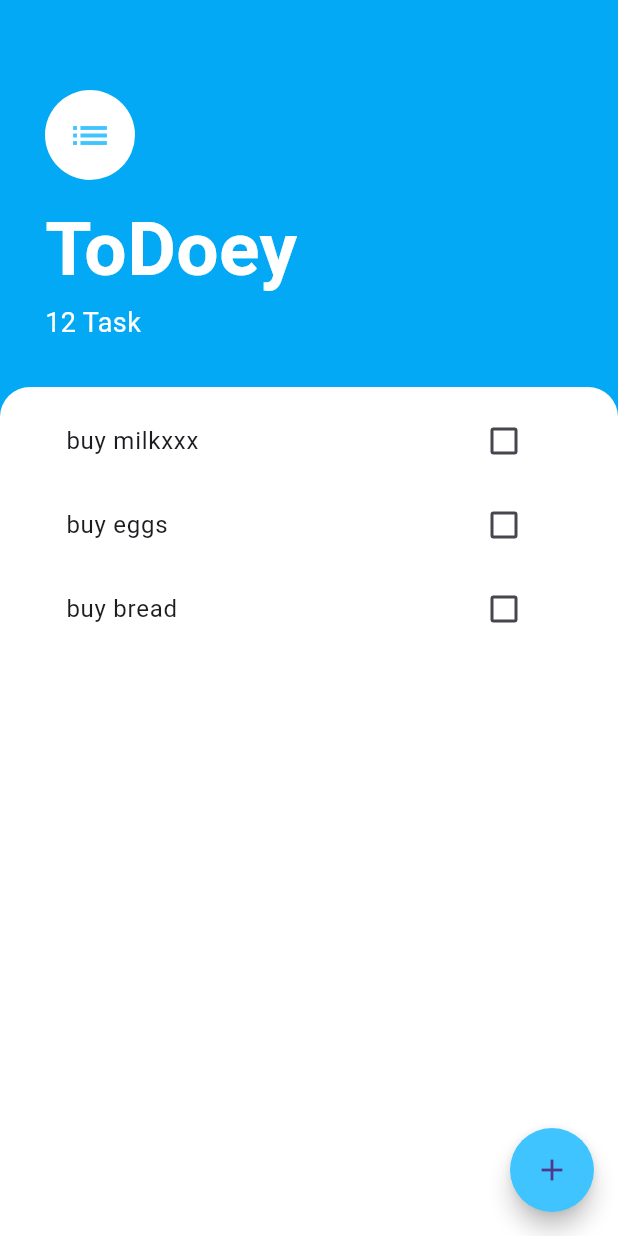
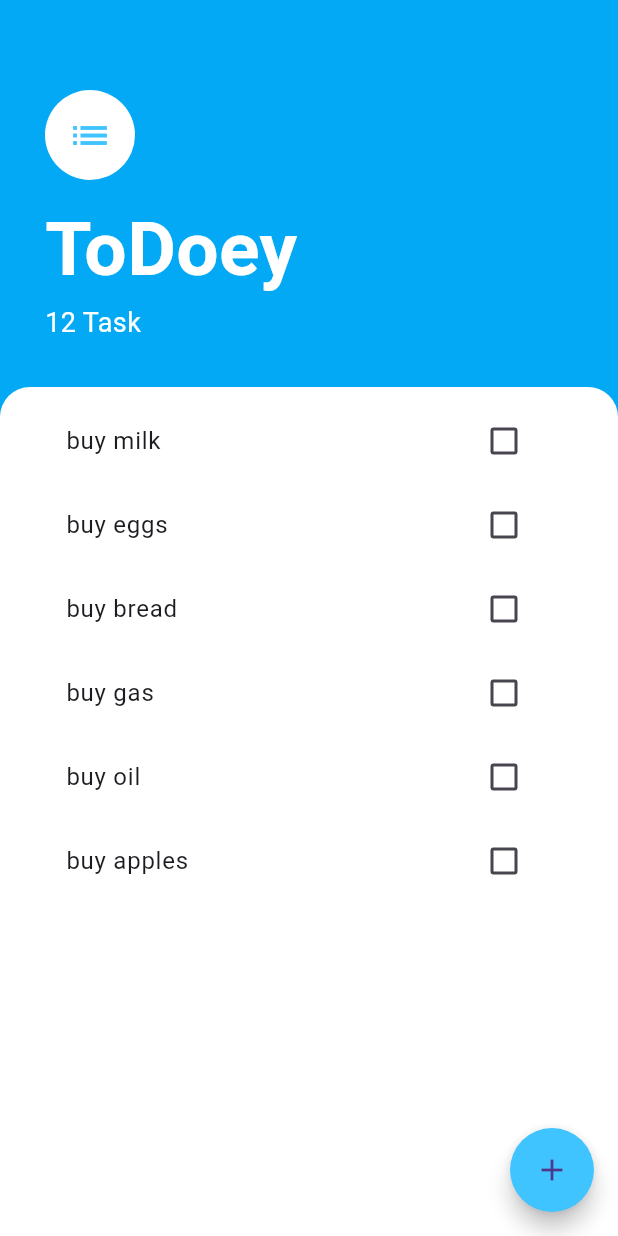
Before and after one commit to bsanderson1981/section16, a Flutter app: the screen it shows after launch, on a phone screen of 412 x 824 dp. Run offline on Flutter 3.47's test engine with Material 3 defaults, Android fonts, the phone set to English and light mode, and no system bars.

Commit message:
finished   section16  202 with help from chatgpt to fix code on task _list.dart onChanged line 67

```diff
--- a/lib/widgets/task_list.dart
+++ b/lib/widgets/task_list.dart
@@ -46,9 +46,12 @@ class TaskList extends StatefulWidget {
 
 class _TaskListState extends State<TaskList> {
   final List<Task> tasks = [
-    Task(name: 'buy milkxxx'),
+    Task(name: 'buy milk'),
     Task(name: 'buy eggs'),
     Task(name: 'buy bread'),
+    Task(name: 'buy gas'),
+    Task(name: 'buy oil'),
+    Task(name: 'buy apples'),
   ];
 
   @override
--- a/lib/widgets/task_tile.dart
+++ b/lib/widgets/task_tile.dart
@@ -1,14 +1,7 @@
-import 'package:flutter/material.dart';/*
-
-(bool checkboxState {
-  setState){
-  isChecked = checkboxState;
-  });
-},*/
-
+import 'package:flutter/material.dart';
 
 class TaskTile extends StatelessWidget {
-  final bool isChecked;
+   final bool isChecked ;
   final String taskTitle;
 
   //final Function checkboxCallback;
```
